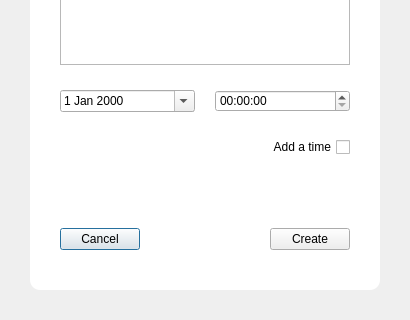
First picture: the form in uis/res/ui_note_editor.ui, repository GorgeousOne/TaskManagementApp, before the edit; both pictures show x 0 to 410 and y 160 to 480 of the 410 by 480 pixel window.
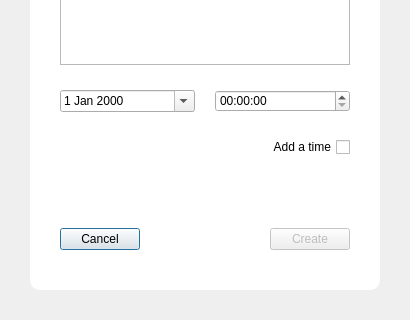
Second picture: the form after the edit.

Commit message: WIP implementing edit button

```diff
--- a/uis/res/ui_note_editor.ui
+++ b/uis/res/ui_note_editor.ui
@@ -205,7 +205,7 @@
         <item>
          <widget class="QPushButton" name="create_btn">
           <property name="enabled">
-           <bool>true</bool>
+           <bool>false</bool>
           </property>
           <property name="text">
            <string>Create</string>
```
The commit also changes 5 other files.
